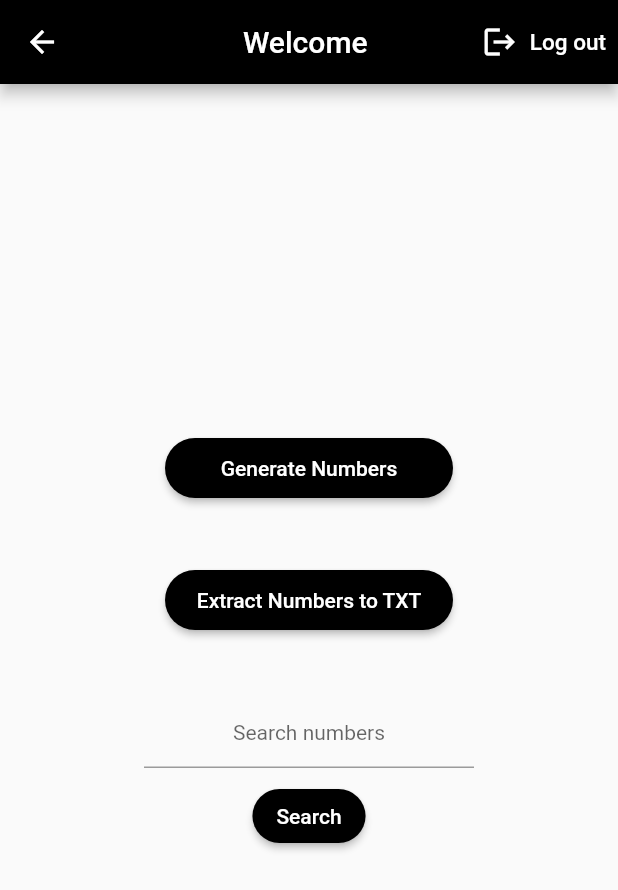
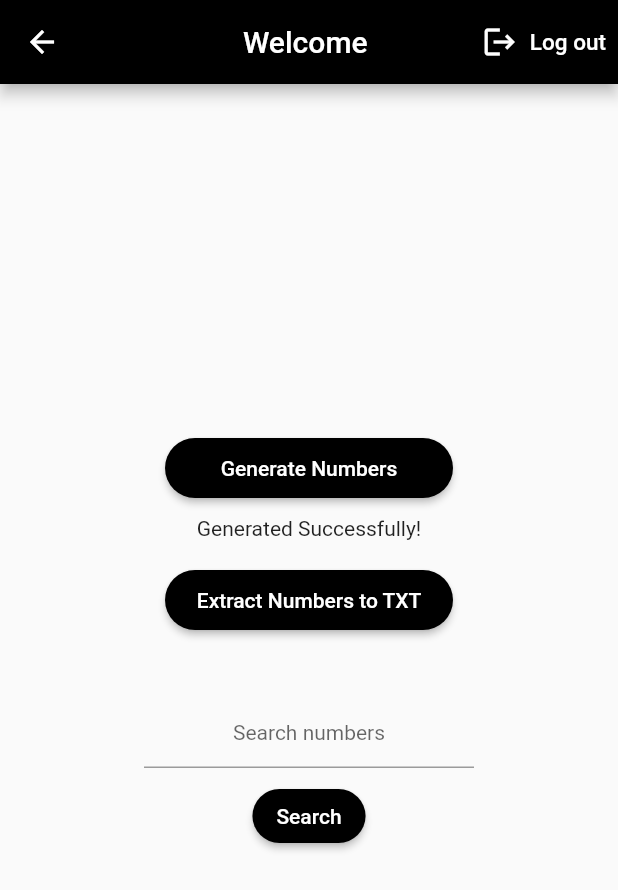
Before and after one commit to Ta7a21/FlutterTestApp, a Flutter app: the Generate screen opened directly with empty values, after a tap on "Generate Numbers", on a phone screen of 412 x 824 dp. Shown: the top 890 px of the screen. Run offline on Flutter 3.47's test engine with Material 2 defaults, Android fonts, the light colour scheme and no system bars; our stand-ins replace sqflite; accounts and stored records are empty.

Commit message:
Change app name

```diff
--- a/lib/main.dart
+++ b/lib/main.dart
@@ -1,6 +1,6 @@
-import 'package:filtration_task/pages/home.dart';
-import 'package:filtration_task/pages/signin.dart';
-import 'package:filtration_task/pages/signup.dart';
+import 'package:authentication_app/pages/home.dart';
+import 'package:authentication_app/pages/signin.dart';
+import 'package:authentication_app/pages/signup.dart';
 import 'package:flutter/material.dart';
 
 void main() {
--- a/lib/pages/home.dart
+++ b/lib/pages/home.dart
@@ -1,5 +1,5 @@
-import 'package:filtration_task/services/numbers.dart';
-import 'package:filtration_task/services/writeFile.dart';
+import 'package:authentication_app/services/numbers.dart';
+import 'package:authentication_app/services/writeFile.dart';
 import 'package:flutter/material.dart';
 
 class Generate extends StatefulWidget {
@@ -49,10 +49,10 @@ class _GenerateState extends State<Generate> {
             children: [
               ElevatedButton(
                 onPressed: () async {
-                  setState(() => loadingGenNumbers = 'Loading...');
+                  setState(() => loadingGenNumbers = '');
                   randomNumbers.generate();
                   await Future.delayed(Duration(milliseconds: 100));
-                  setState(() => loadingGenNumbers = '');
+                  setState(() => loadingGenNumbers = 'Generated Successfully!');
                 },
                 child: Text('Generate Numbers'),
                 style: ElevatedButton.styleFrom(
@@ -66,9 +66,10 @@ class _GenerateState extends State<Generate> {
               SizedBox(height: 16),
               ElevatedButton(
                 onPressed: () async {
-                  setState(() => loadingExtractedNumbers = 'Loading...');
+                  setState(() => loadingExtractedNumbers = '');
                   await FileUtils.saveToFile(randomNumbers.list);
-                  setState(() => loadingExtractedNumbers = '');
+                  loadingExtractedNumbers = await FileUtils.getFilePath;
+                  setState(() {});
                 },
                 child: Text('Extract Numbers to TXT'),
                 style: ElevatedButton.styleFrom(
@@ -78,7 +79,7 @@ class _GenerateState extends State<Generate> {
                         borderRadius: BorderRadius.circular(50))),
               ),
               SizedBox(height: 8),
-              Text(loadingExtractedNumbers),
+              Text(loadingExtractedNumbers, textAlign: TextAlign.center),
               SizedBox(height: 16),
               Padding(
                 padding: EdgeInsets.fromLTRB(96, 0, 96, 0),
--- a/lib/pages/signin.dart
+++ b/lib/pages/signin.dart
@@ -1,5 +1,5 @@
-import 'package:filtration_task/services/database_helper.dart';
-import 'package:filtration_task/userModel.dart';
+import 'package:authentication_app/services/database_helper.dart';
+import 'package:authentication_app/userModel.dart';
 import 'package:flutter/material.dart';
 
 class SignIn extends StatefulWidget {
--- a/lib/pages/signup.dart
+++ b/lib/pages/signup.dart
@@ -1,6 +1,6 @@
-import 'package:filtration_task/services/database_helper.dart';
-import 'package:filtration_task/services/userDB.dart';
-import 'package:filtration_task/userModel.dart';
+import 'package:authentication_app/services/database_helper.dart';
+import 'package:authentication_app/services/userDB.dart';
+import 'package:authentication_app/userModel.dart';
 import 'package:flutter/material.dart';
 
 class SignUp extends StatefulWidget {
--- a/lib/services/userDB.dart
+++ b/lib/services/userDB.dart
@@ -1,5 +1,5 @@
-import 'package:filtration_task/services/database_helper.dart';
-import 'package:filtration_task/userModel.dart';
+import 'package:authentication_app/services/database_helper.dart';
+import 'package:authentication_app/userModel.dart';
 
 class UserDB extends User {
   static Future<void> add(User user) async {
--- a/lib/services/writeFile.dart
+++ b/lib/services/writeFile.dart
@@ -3,14 +3,14 @@ import 'dart:io';
 import 'package:path_provider/path_provider.dart';
 
 class FileUtils {
-  static Future<String> get __getFilePath async {
+  static Future<String> get getFilePath async {
     final directory = await getExternalStorageDirectory();
     return directory!.path;
   }
 
   static Future<File> get _getFile async {
-    final path = await __getFilePath;
-    return File('$path/myfile.txt');
+    final path = await getFilePath;
+    return File('$path/numbers.txt');
   }
 
   static Future<File> saveToFile(List<int> dataRecieved) async {
--- a/pubspec.yaml
+++ b/pubspec.yaml
@@ -1,4 +1,4 @@
-name: filtration_task
+name: authentication_app
 description: A new Flutter project.
 
 # The following line prevents the package from being accidentally published to
```
Also changed, not shown: 9 other files.
